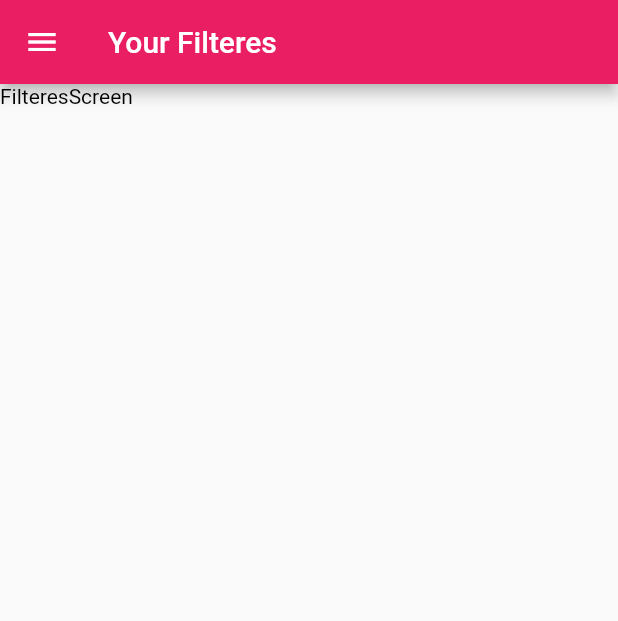
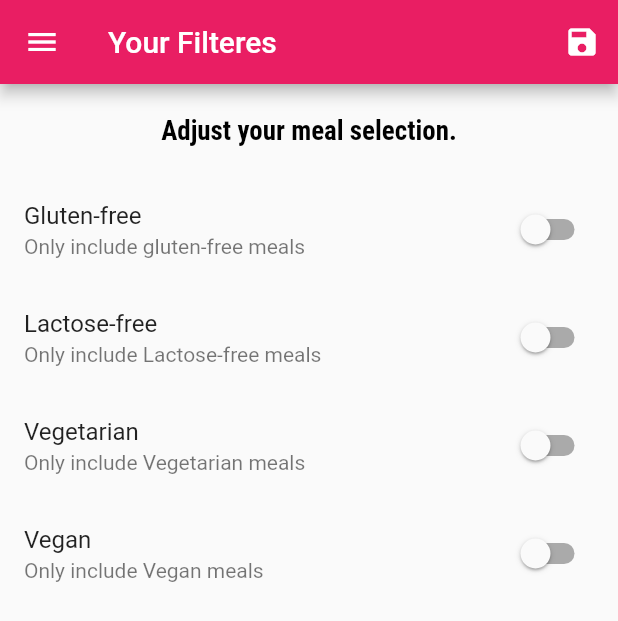
Before and after one commit to ssghazaryan/deli_meals, a Flutter app: the FilteresScreen screen opened by its route, on a phone screen of 412 x 824 dp. Shown: the top 621 px of the screen. Run offline on Flutter 3.47's test engine with Material 2 defaults, Android fonts, the phone set to English and light mode, and no system bars; Roboto replaces fonts that are missing (Realway).

Commit message:
add favorite page and filter

```diff
--- a/lib/main.dart
+++ b/lib/main.dart
@@ -1,14 +1,70 @@
+import './dummy_data.dart';
 import './screens/meal_detail_screen.dart';
 import './screens/tabs_screen.dart';
 import 'package:flutter/material.dart';
 import './screens/category_meals_screen.dart';
 import './screens/categories_screen.dart';
+import 'models/meal.dart';
 import 'screens/filters_screen.dart';
+
 void main() {
-  runApp(MyApp());
+  runApp(StartApp());
 }
 
-class MyApp extends StatelessWidget {
+class StartApp extends StatelessWidget {
+  @override
+  Widget build(BuildContext context) {
+    return MyApp();
+  }
+}
+
+class MyApp extends StatefulWidget {
+  @override
+  _MyAppState createState() => _MyAppState();
+}
+
+class _MyAppState extends State<MyApp> {
+  Map<String, bool> _filters = {
+    'gluten': false,
+    'lactose': false,
+    'vegan': false,
+    'vegetarian': false,
+  };
+  List<Meal> _availableMeals = DUMMY_MEALS;
+  List<Meal> _favoriteeMeals = [];
+
+  void _setFilters(Map<String, bool> filtesData) {
+    print('hes');
+    setState(() {
+      _filters = filtesData;
+    });
+    _availableMeals = DUMMY_MEALS.where((element) {
+      if (_filters['gluten'] && element.isGlutenFree) return true;
+      if (_filters['lactose'] && element.isLactoseFree) return true;
+      if (_filters['vegan'] && element.isVegan) return true;
+      if (_filters['vegetarian'] && element.isVegetarian) return true;
+      return false;
+    }).toList();
+  }
+
+  void _toggleFavorite(String mealId) {
+    final existingIndex =
+        _favoriteeMeals.indexWhere((element) => element.id == mealId);
+
+    if (existingIndex >= 0)
+      setState(() {
+        _favoriteeMeals.removeAt(existingIndex);
+      });
+    else
+      setState(() {
+        _favoriteeMeals.add(DUMMY_MEALS.firstWhere((element) => element.id == mealId));
+      });
+  }
+
+   bool _isMealFavorite(String id){
+    return _favoriteeMeals.any((element) => element.id == id);
+  }
+
   @override
   Widget build(BuildContext context) {
     return MaterialApp(
@@ -17,7 +73,7 @@ class MyApp extends StatelessWidget {
       theme: ThemeData(
         primarySwatch: Colors.pink,
         accentColor: Colors.amber,
-       // canvasColor: Color.fromARGB(255, 254, 339, 1),
+        // canvasColor: Color.fromARGB(255, 254, 339, 1),
         fontFamily: 'Realway',
         textTheme: ThemeData.light().textTheme.copyWith(
               bodyText1: TextStyle(
@@ -31,13 +87,14 @@ class MyApp extends StatelessWidget {
             ),
         visualDensity: VisualDensity.adaptivePlatformDensity,
       ),
-     // home: CategoriesScreen(),
-     initialRoute: '/',
+      // home: CategoriesScreen(),
+      initialRoute: '/',
       routes: {
-        '/': (ctx) => TabSreen(),
-        CategoryMealsScreen.routName : (ctx) => CategoryMealsScreen(),
-        MealDetailScreen.routName : (ctx) => MealDetailScreen(),
-        FilteresScreen.routName:  (ctx) => FilteresScreen(),
+        '/': (ctx) => TabSreen(_favoriteeMeals),
+        CategoryMealsScreen.routName: (ctx) =>
+            CategoryMealsScreen(_availableMeals),
+        MealDetailScreen.routName: (ctx) => MealDetailScreen(_toggleFavorite,_isMealFavorite),
+        FilteresScreen.routName: (ctx) => FilteresScreen(_setFilters, _filters),
       },
       // onGenerateRoute: (settings){
       //   print(settings.arguments);
--- a/lib/screens/category_meals_screen.dart
+++ b/lib/screens/category_meals_screen.dart
@@ -6,6 +6,10 @@ import '../dummy_data.dart';
 
 class CategoryMealsScreen extends StatefulWidget {
   static const routName = '/category-meals';
+
+  List<Meal> availibleMeals;
+
+  CategoryMealsScreen(this.availibleMeals);
 
   @override
   _CategoryMealsScreenState createState() => _CategoryMealsScreenState();
@@ -34,7 +38,7 @@ class _CategoryMealsScreenState extends State<CategoryMealsScreen> {
   final routArgs = ModalRoute.of(context).settings.arguments as Map<String, String>;
     categoryTitle = routArgs["title"];
     categoryId = routArgs["id"];
-    displayedMeals = DUMMY_MEALS.where((element) {
+    displayedMeals = widget.availibleMeals.where((element) {
       return element.categories.contains(categoryId);
     }).toList();
     _loadedInitData = true;
--- a/lib/screens/filters_screen.dart
+++ b/lib/screens/filters_screen.dart
@@ -1,17 +1,104 @@
 import 'package:DeliMeaks/widgets/main_drawer.dart';
 import 'package:flutter/material.dart';
 
-class FilteresScreen extends StatelessWidget {
-static const routName =  '/filteres-screen';
+class FilteresScreen extends StatefulWidget {
+  static const routName = '/filteres-screen';
+  final Map<String, bool> _filters;
+
+  final Function saveFilters;
+
+  FilteresScreen(this.saveFilters, this._filters);
+
+  @override
+  _FilteresScreenState createState() => _FilteresScreenState();
+}
+
+class _FilteresScreenState extends State<FilteresScreen> {
+  bool _gluetenFree = false;
+  bool _vegetarian = false;
+  bool _vegan = false;
+  bool _lactoseFree = false;
+
+  Widget _buildSwitchListTile(
+      String title, String desctiption, bool currentValue, Function function) {
+    return SwitchListTile.adaptive(
+        title: Text(title),
+        value: currentValue,
+        subtitle: Text(desctiption),
+        onChanged: function);
+  }
+
+  @override
+  void initState() {
+    _lactoseFree = widget._filters['lactose'];
+    _gluetenFree = widget._filters['gluten'];
+    _vegan = widget._filters['vegan'];
+    _vegetarian = widget._filters['vegetarian'];
+
+    super.initState();
+  }
+
   @override
   Widget build(BuildContext context) {
     return Scaffold(
       drawer: MainDrawer(),
       appBar: AppBar(
         title: Text('Your Filteres'),
+        actions: [
+          IconButton(
+            icon: Icon(Icons.save),
+            onPressed: () {
+              widget.saveFilters({
+                'gluten': _gluetenFree,
+                'lactose': _lactoseFree,
+                'vegan': _vegan,
+                'vegetarian': _vegetarian,
+              });
+            },
+          ),
+        ],
       ),
-          body: Container(
-        child: Text('FilteresScreen'),
+      body: Column(
+        children: [
+          Container(
+            padding: EdgeInsets.all(20),
+            child: Text(
+              'Adjust your meal selection.',
+              style: Theme.of(context).textTheme.bodyText1,
+            ),
+          ),
+          Expanded(
+              child: ListView(
+            children: [
+              _buildSwitchListTile(
+                  'Gluten-free', 'Only include gluten-free meals', _gluetenFree,
+                  (value) {
+                setState(() {
+                  _gluetenFree = value;
+                });
+              }),
+              _buildSwitchListTile('Lactose-free',
+                  'Only include Lactose-free meals', _lactoseFree, (value) {
+                setState(() {
+                  _lactoseFree = value;
+                });
+              }),
+              _buildSwitchListTile(
+                  'Vegetarian', 'Only include Vegetarian meals', _vegetarian,
+                  (value) {
+                setState(() {
+                  _vegetarian = value;
+                });
+              }),
+              _buildSwitchListTile('Vegan', 'Only include Vegan meals', _vegan,
+                  (value) {
+                setState(() {
+                  _vegan = value;
+                });
+              }),
+            ],
+          ))
+        ],
       ),
     );
   }
--- a/lib/screens/meal_detail_screen.dart
+++ b/lib/screens/meal_detail_screen.dart
@@ -3,6 +3,10 @@ import 'package:flutter/material.dart';
 
 class MealDetailScreen extends StatelessWidget {
   static const routName = '/MealDetailScreen';
+  final Function toogleFavorite;
+  final Function isFavorite;
+
+  MealDetailScreen(this.toogleFavorite, this.isFavorite);
 
   Widget buildSectionTitle(String text, context) {
     return Container(
@@ -26,6 +30,8 @@ class MealDetailScreen extends StatelessWidget {
         width: 350,
         child: child);
   }
+
+
 
   @override
   Widget build(BuildContext context) {
@@ -96,10 +102,10 @@ class MealDetailScreen extends StatelessWidget {
       ),
       floatingActionButton: FloatingActionButton(
         child: Icon(
-          Icons.delete,
+          isFavorite(meal.id)?  Icons.star : Icons.star_border,
         ),
         onPressed: () {
-          Navigator.pop(context, meal.id);
+          toogleFavorite(meal.id);
         },
       ),
     );
```
Also changed, not shown: lib/screens/favorites_screen.dart (+16 -3 lines), lib/screens/tabs_screen.dart (+20 -10 lines).
